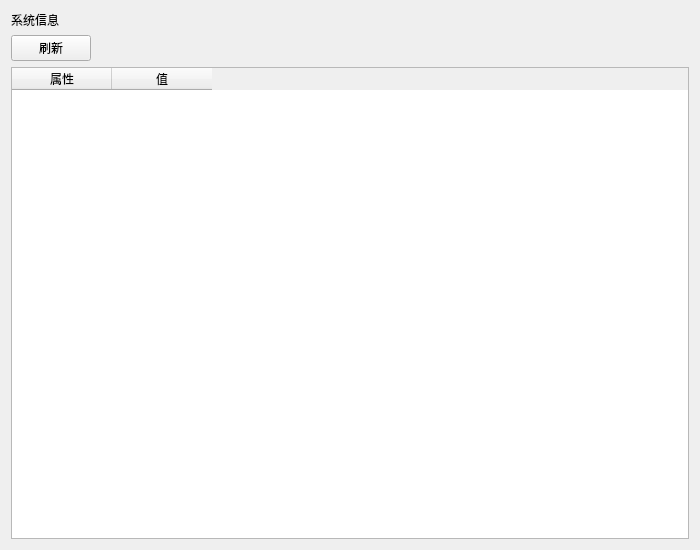
Qt form ui/SystemInfoPage.ui (rakehellsx/MaliciousDetector) before a commit.
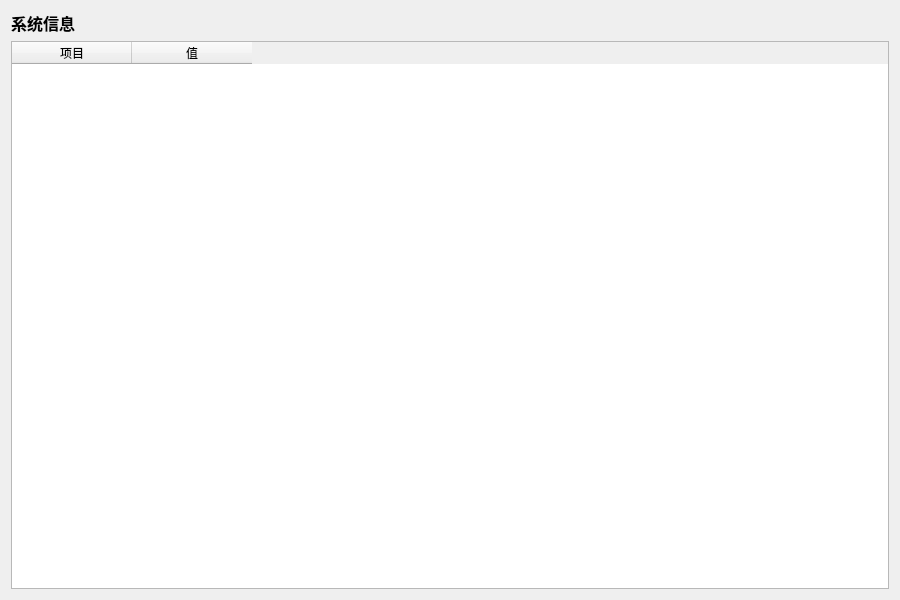
The same form after that commit.

The edit to the form file:
```diff
--- a/ui/SystemInfoPage.ui
+++ b/ui/SystemInfoPage.ui
@@ -3,7 +3,7 @@
  <class>SystemInfoPage</class>
  <widget class="QWidget" name="SystemInfoPage">
   <property name="geometry">
-   <rect><x>0</x><y>0</y><width>700</width><height>550</height></rect>
+   <rect><x>0</x><y>0</y><width>900</width><height>600</height></rect>
   </property>
   <property name="windowTitle">
    <string>SystemInfoPage</string>
@@ -13,26 +13,14 @@
   <item>
    <widget class="QLabel" name="lblPageTitle">
     <property name="text"><string>系统信息</string></property>
+     <property name="styleSheet"><string>font-size:16px;font-weight:600;</string></property>
    </widget>
   </item>
-  <item>
-   <layout class="QHBoxLayout" name="toolbarRow">
-    <item>
-     <widget class="QPushButton" name="btnRefresh">
-      <property name="text"><string>刷新</string></property>
-     </widget>
-    </item>
-    <item><spacer><property name="orientation"><enum>Qt::Horizontal</enum></property><property name="sizeHint" stdset="0"><size><width>40</width><height>20</height></size></property></spacer></item>
-    <item><widget class="QLabel" name="m_lblStatus"><property name="text"><string></string></property></widget></item>
-   </layout>
-  </item>
   <item>
    <widget class="QTableWidget" name="m_tbl">
-    <property name="alternatingRowColors"><bool>true</bool></property>
-    <property name="editTriggers"><set>QAbstractItemView::NoEditTriggers</set></property>
-    <property name="selectionBehavior"><enum>QAbstractItemView::SelectRows</enum></property>
-    <column><property name="text"><string>属性</string></property></column>
-    <column><property name="text"><string>值</string></property></column>
+     <property name="columnCount"><number>2</number></property>
+     <attribute name="horizontalHeaderDefaultSectionSize"><number>120</number></attribute>
+     <column><property name="text"><string>项目</string></property></column><column><property name="text"><string>值</string></property></column>
    </widget>
   </item>
  </layout>
```
Left out of the diff: 10 changed lines with no effect on the pictures. Lines whose indentation alone changed are shown as unchanged.
